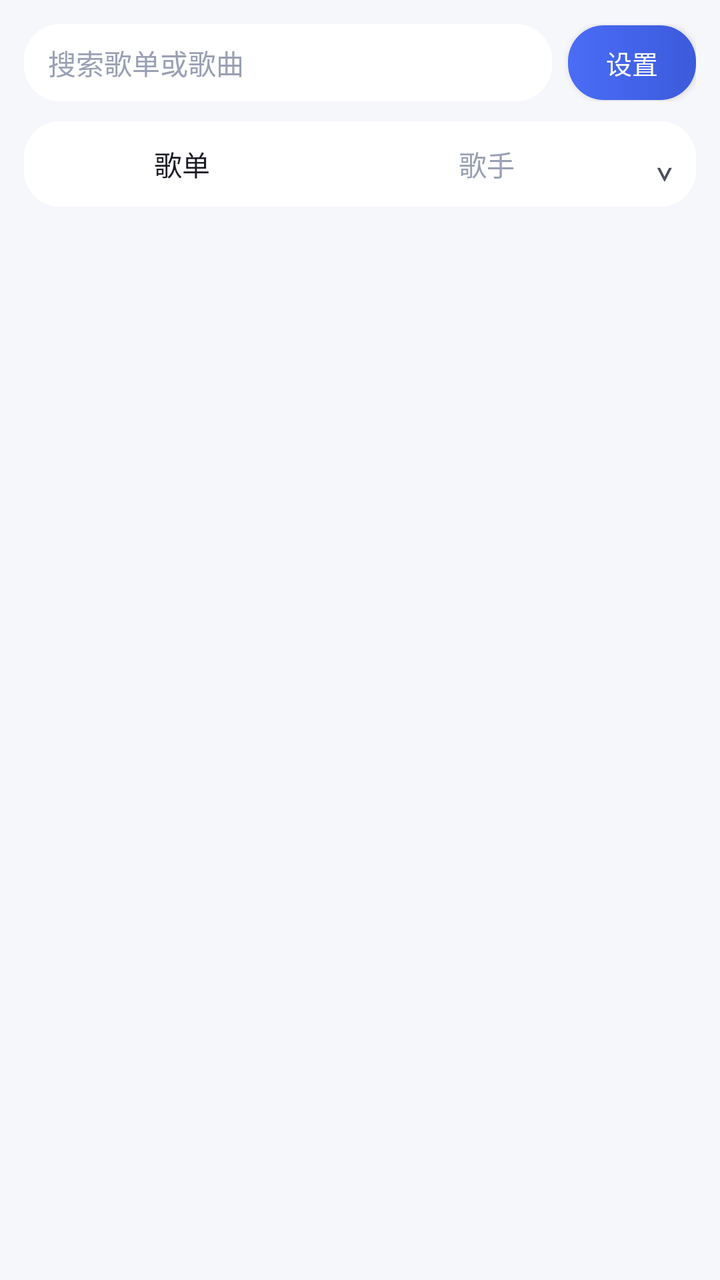
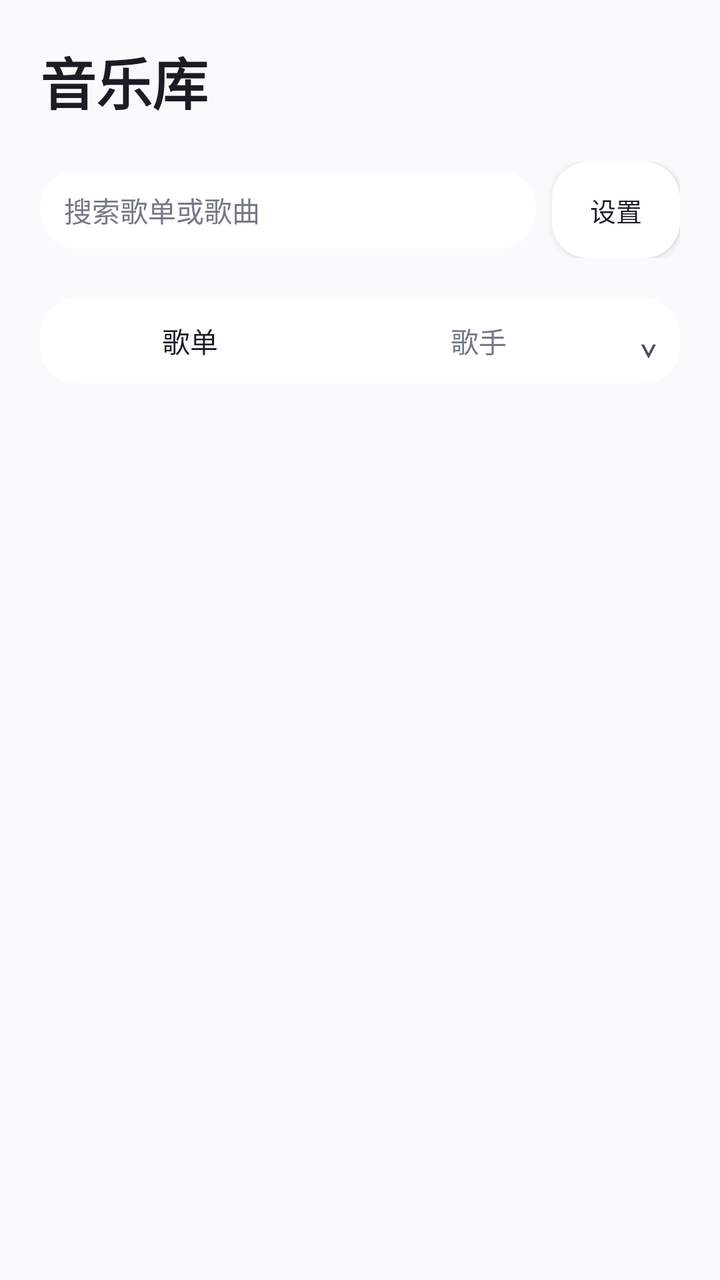

Compare the two renders of this Android layout. The source of the first and the diff that turns it into the second are given below.
<!-- AndroidManifest.xml: application theme Theme.SubtitlePlayer -->
<!-- res/layout/page_library.xml -->
<?xml version="1.0" encoding="utf-8"?>
<LinearLayout xmlns:android="http://schemas.android.com/apk/res/android"
    android:id="@+id/pageLibrary"
    android:layout_width="match_parent"
    android:layout_height="match_parent"
    android:orientation="vertical"
    android:padding="12dp">

    <LinearLayout
        android:layout_width="match_parent"
        android:layout_height="wrap_content"
        android:gravity="center_vertical"
        android:orientation="horizontal">

        <EditText
            android:id="@+id/searchEntry"
            android:layout_width="0dp"
            android:layout_height="wrap_content"
            android:layout_weight="1"
            android:background="@drawable/bg_mini"
            android:clickable="true"
            android:cursorVisible="false"
            android:focusable="false"
            android:hint="@string/search_hint"
            android:inputType="text"
            android:maxLines="1"
            android:paddingStart="12dp"
            android:paddingEnd="12dp"
            android:paddingTop="9dp"
            android:paddingBottom="9dp"
            android:textColor="@color/text_primary"
            android:textColorHint="@color/text_hint"
            android:textSize="14sp" />

        <Button
            android:id="@+id/btnSettings"
            style="@style/BtnStyle"
            android:layout_width="wrap_content"
            android:layout_height="wrap_content"
            android:layout_marginStart="8dp"
            android:minWidth="64dp"
            android:text="@string/settings" />
    </LinearLayout>

    <LinearLayout
        android:layout_width="match_parent"
        android:layout_height="wrap_content"
        android:layout_marginTop="10dp"
        android:background="@drawable/bg_mini"
        android:orientation="horizontal"
        android:padding="3dp">

        <TextView
            android:id="@+id/segPlaylists"
            android:layout_width="0dp"
            android:layout_height="wrap_content"
            android:layout_weight="1"
            android:background="@drawable/bg_segment_active"
            android:gravity="center"
            android:padding="8dp"
            android:text="@string/segment_playlists"
            android:textColor="@color/text_primary"
            android:textSize="14sp" />

        <TextView
            android:id="@+id/segArtists"
            android:layout_width="0dp"
            android:layout_height="wrap_content"
            android:layout_weight="1"
            android:gravity="center"
            android:padding="8dp"
            android:text="@string/segment_artists"
            android:textColor="@color/text_hint"
            android:textSize="14sp" />

        
        <TextView
            android:id="@+id/btnPlaylistSort"
            android:layout_width="wrap_content"
            android:layout_height="match_parent"
            android:background="?attr/selectableItemBackground"
            android:contentDescription="@string/playlist_sort"
            android:gravity="center"
            android:paddingStart="8dp"
            android:paddingEnd="8dp"
            android:text="⌄"
            android:textColor="@color/text_normal"
            android:textSize="18sp" />
    </LinearLayout>

    <TextView
        android:id="@+id/txtTreePath"
        android:layout_width="match_parent"
        android:layout_height="wrap_content"
        android:layout_marginTop="6dp"
        android:background="?attr/selectableItemBackground"
        android:clickable="true"
        android:ellipsize="start"
        android:focusable="true"
        android:gravity="center_vertical"
        android:paddingStart="4dp"
        android:paddingEnd="4dp"
        android:singleLine="true"
        android:textColor="@color/text_primary"
        android:textSize="13sp"
        android:visibility="gone" />

    <FrameLayout
        android:layout_width="match_parent"
        android:layout_height="0dp"
        android:layout_marginTop="8dp"
        android:layout_weight="1">

        <androidx.recyclerview.widget.RecyclerView
            android:id="@+id/recyclerPlaylists"
            android:layout_width="match_parent"
            android:layout_height="match_parent"
            android:clipToPadding="false"
            android:paddingBottom="8dp" />

        <androidx.recyclerview.widget.RecyclerView
            android:id="@+id/recyclerArtists"
            android:layout_width="match_parent"
            android:layout_height="match_parent"
            android:clipToPadding="false"
            android:paddingBottom="8dp"
            android:visibility="gone" />
    </FrameLayout>

</LinearLayout>
<!-- resources referenced by this layout -->
<resources>
  <color name="text_hint">#9AA0B4</color>
  <color name="text_normal">#4A4D5C</color>
  <color name="text_primary">#1B1C24</color>
  <!-- drawable bg_mini (drawable) -->
  <?xml version="1.0" encoding="utf-8"?>
  <shape xmlns:android="http://schemas.android.com/apk/res/android"
      android:shape="rectangle">
      <corners android:radius="18dp" />
      <solid android:color="@color/surface" />
  </shape>
  <!-- drawable bg_segment_active (drawable) -->
  <?xml version="1.0" encoding="utf-8"?>
  <shape xmlns:android="http://schemas.android.com/apk/res/android"
      android:shape="rectangle">
      <corners android:radius="12dp" />
      <solid android:color="@color/surface" />
  </shape>
  <string name="playlist_sort">歌单排序</string>
  <string name="search_hint">搜索歌单或歌曲</string>
  <string name="segment_artists">歌手</string>
  <string name="segment_playlists">歌单</string>
  <string name="settings">设置</string>
  <style name="BtnStyle" parent="Widget.AppCompat.Button">
          <item name="android:background">@drawable/bg_button</item>
          <item name="android:textColor">@color/white</item>
          <item name="android:textAllCaps">false</item>
          <item name="android:textSize">13sp</item>
          <item name="android:minHeight">0dp</item>
          <item name="android:minWidth">0dp</item>
          <item name="android:insetTop">0dp</item>
          <item name="android:insetBottom">0dp</item>
          <item name="android:paddingTop">9dp</item>
          <item name="android:paddingBottom">9dp</item>
          <item name="android:paddingStart">10dp</item>
          <item name="android:paddingEnd">10dp</item>
      </style>
  <style name="Theme.SubtitlePlayer" parent="Theme.AppCompat.DayNight.NoActionBar">
          <item name="android:windowBackground">@color/bg</item>
          <item name="android:statusBarColor">@color/bg</item>
          <item name="android:navigationBarColor">@color/bg</item>
          
          <item name="colorAccent">@color/accent</item>
          
          <item name="alertDialogTheme">@style/ShiYinAlertDialog</item>
      </style>
  <color name="surface">#FFFFFF</color>
  <!-- drawable bg_button (drawable) -->
  <?xml version="1.0" encoding="utf-8"?>
  <shape xmlns:android="http://schemas.android.com/apk/res/android"
      android:shape="rectangle">
      <corners android:radius="18dp" />
      <gradient
          android:angle="0"
          android:endColor="@color/accent_dark"
          android:startColor="@color/accent" />
  </shape>
  <color name="white">#FFFFFF</color>
  <color name="bg">#F6F7FB</color>
  <color name="accent">#4A6CF7</color>
  <style name="ShiYinAlertDialog" parent="Theme.AppCompat.DayNight.Dialog.Alert">
          <item name="colorAccent">@color/accent</item>
          <item name="android:windowBackground">@drawable/bg_dialog</item>
      </style>
  <color name="accent_dark">#3B5BDB</color>
  <!-- drawable bg_dialog (drawable) -->
  <?xml version="1.0" encoding="utf-8"?>
  <shape xmlns:android="http://schemas.android.com/apk/res/android"
      android:shape="rectangle">
      <corners android:radius="20dp" />
      <solid android:color="@color/bg" />
  </shape>
</resources>

<!-- the commit's change to res/layout/page_library.xml (unified diff, before → after) -->
@@ -4,7 +4,8 @@
     android:layout_width="match_parent"
     android:layout_height="match_parent"
     android:orientation="vertical"
-    android:padding="12dp">
+    android:padding="20dp">
+    <TextView android:layout_width="match_parent" android:layout_height="wrap_content" android:text="@string/tab_library" android:textSize="28sp" android:textStyle="bold" android:textColor="@color/text_primary" android:layout_marginBottom="20dp" />
 
     <LinearLayout
         android:layout_width="match_parent"
@@ -45,7 +46,7 @@
     <LinearLayout
         android:layout_width="match_parent"
         android:layout_height="wrap_content"
-        android:layout_marginTop="10dp"
+        android:layout_marginTop="20dp"
         android:background="@drawable/bg_mini"
         android:orientation="horizontal"
         android:padding="3dp">
@@ -108,7 +109,7 @@
     <FrameLayout
         android:layout_width="match_parent"
         android:layout_height="0dp"
-        android:layout_marginTop="8dp"
+        android:layout_marginTop="20dp"
         android:layout_weight="1">
 
         <androidx.recyclerview.widget.RecyclerView
<!-- resource entries referenced after the edit -->
@@ -1,6 +1,6 @@
 <!-- resources referenced by this layout -->
 <resources>
-  <color name="text_hint">#9AA0B4</color>
+  <color name="text_hint">#737986</color>
   <color name="text_normal">#4A4D5C</color>
   <color name="text_primary">#1B1C24</color>
   <!-- drawable bg_mini (drawable) -->
@@ -22,12 +22,13 @@
   <string name="segment_artists">歌手</string>
   <string name="segment_playlists">歌单</string>
   <string name="settings">设置</string>
+  <string name="tab_library">音乐库</string>
   <style name="BtnStyle" parent="Widget.AppCompat.Button">
           <item name="android:background">@drawable/bg_button</item>
-          <item name="android:textColor">@color/white</item>
+          <item name="android:textColor">@color/text_primary</item>
           <item name="android:textAllCaps">false</item>
           <item name="android:textSize">13sp</item>
-          <item name="android:minHeight">0dp</item>
+          <item name="android:minHeight">48dp</item>
           <item name="android:minWidth">0dp</item>
           <item name="android:insetTop">0dp</item>
           <item name="android:insetBottom">0dp</item>
@@ -48,22 +49,14 @@
   <color name="surface">#FFFFFF</color>
   <!-- drawable bg_button (drawable) -->
   <?xml version="1.0" encoding="utf-8"?>
-  <shape xmlns:android="http://schemas.android.com/apk/res/android"
-      android:shape="rectangle">
-      <corners android:radius="18dp" />
-      <gradient
-          android:angle="0"
-          android:endColor="@color/accent_dark"
-          android:startColor="@color/accent" />
-  </shape>
-  <color name="white">#FFFFFF</color>
-  <color name="bg">#F6F7FB</color>
+  <ripple xmlns:android="http://schemas.android.com/apk/res/android" android:color="@color/divider"><item><shape><corners android:radius="18dp"/><solid android:color="@color/surface"/></shape></item></ripple>
+  <color name="bg">#FAFAFC</color>
   <color name="accent">#4A6CF7</color>
   <style name="ShiYinAlertDialog" parent="Theme.AppCompat.DayNight.Dialog.Alert">
           <item name="colorAccent">@color/accent</item>
           <item name="android:windowBackground">@drawable/bg_dialog</item>
       </style>
-  <color name="accent_dark">#3B5BDB</color>
+  <color name="divider">#0F000000</color>
   <!-- drawable bg_dialog (drawable) -->
   <?xml version="1.0" encoding="utf-8"?>
   <shape xmlns:android="http://schemas.android.com/apk/res/android"
